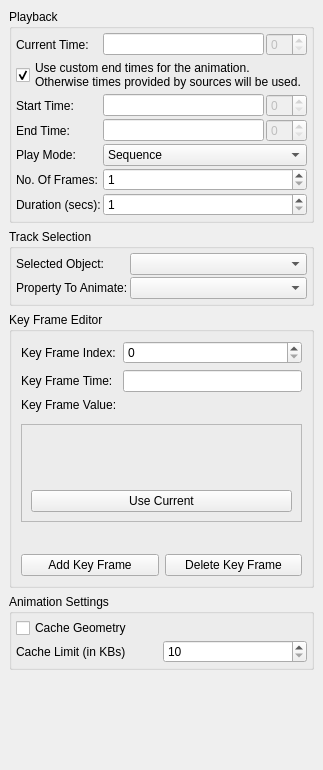
wildmichael/ParaView3-enhancements-old, file Qt/Components/Resources/UI/pqAnimationPanel.ui: the form before one commit.
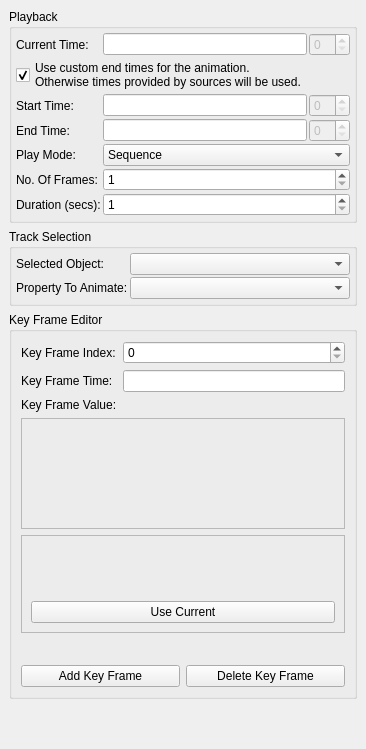
The form after the commit. Custom widgets are drawn as their Qt base class.

Commit message: ENH: Move animation caching options to application settings (bug #5768).

```diff
--- a/Qt/Components/Resources/UI/pqAnimationPanel.ui
+++ b/Qt/Components/Resources/UI/pqAnimationPanel.ui
@@ -5,8 +5,8 @@
    <rect>
     <x>0</x>
     <y>0</y>
-    <width>323</width>
-    <height>770</height>
+    <width>366</width>
+    <height>749</height>
    </rect>
   </property>
   <property name="windowTitle" >
@@ -543,7 +543,7 @@
      </layout>
     </widget>
    </item>
-   <item row="4" column="0" >
+   <item rowspan="2" row="3" column="0" >
     <spacer>
      <property name="orientation" >
       <enum>Qt::Vertical</enum>
@@ -556,69 +556,15 @@
      </property>
     </spacer>
    </item>
-   <item row="3" column="0" >
-    <widget class="pqCollapsedGroup" name="animationSettingsGroup" >
-     <property name="title" >
-      <string>Animation Settings</string>
-     </property>
-     <layout class="QGridLayout" >
-      <property name="leftMargin" >
-       <number>4</number>
-      </property>
-      <property name="topMargin" >
-       <number>4</number>
-      </property>
-      <property name="rightMargin" >
-       <number>4</number>
-      </property>
-      <property name="bottomMargin" >
-       <number>4</number>
-      </property>
-      <property name="horizontalSpacing" >
-       <number>2</number>
-      </property>
-      <property name="verticalSpacing" >
-       <number>2</number>
-      </property>
-      <item row="1" column="0" >
-       <widget class="QLabel" name="label_14" >
-        <property name="text" >
-         <string>Cache Limit (in KBs)</string>
-        </property>
-       </widget>
-      </item>
-      <item row="1" column="1" >
-       <widget class="QSpinBox" name="cacheLimit" >
-        <property name="toolTip" >
-         <string>&lt;html>Set the cache limit (in KBs) per node. If while playing animations, the cache size on any node goes beyond this threshold, caching will automatically be disabled.&lt;/html></string>
-        </property>
-        <property name="minimum" >
-         <number>10</number>
-        </property>
-        <property name="maximum" >
-         <number>999999999</number>
-        </property>
-        <property name="singleStep" >
-         <number>100</number>
-        </property>
-       </widget>
-      </item>
-      <item row="0" column="0" colspan="2" >
-       <widget class="QCheckBox" name="caching" >
-        <property name="toolTip" >
-         <string>Cache geometry during playback.</string>
-        </property>
-        <property name="text" >
-         <string>Cache Geometry</string>
-        </property>
-       </widget>
-      </item>
-     </layout>
-    </widget>
-   </item>
   </layout>
  </widget>
  <customwidgets>
+  <customwidget>
+   <class>pqCollapsedGroup</class>
+   <extends>QGroupBox</extends>
+   <header>pqCollapsedGroup.h</header>
+   <container>1</container>
+  </customwidget>
   <customwidget>
    <class>pqCameraWidget</class>
    <extends>QWidget</extends>
@@ -634,12 +580,6 @@
    <extends>QComboBox</extends>
    <header>pqAnimatableProxyComboBox.h</header>
   </customwidget>
-  <customwidget>
-   <class>pqCollapsedGroup</class>
-   <extends>QGroupBox</extends>
-   <header>pqCollapsedGroup.h</header>
-   <container>1</container>
-  </customwidget>
   <customwidget>
    <class>pqKeyFrameTypeWidget</class>
    <extends>QFrame</extends>
```
The commit also changes 9 other files.
